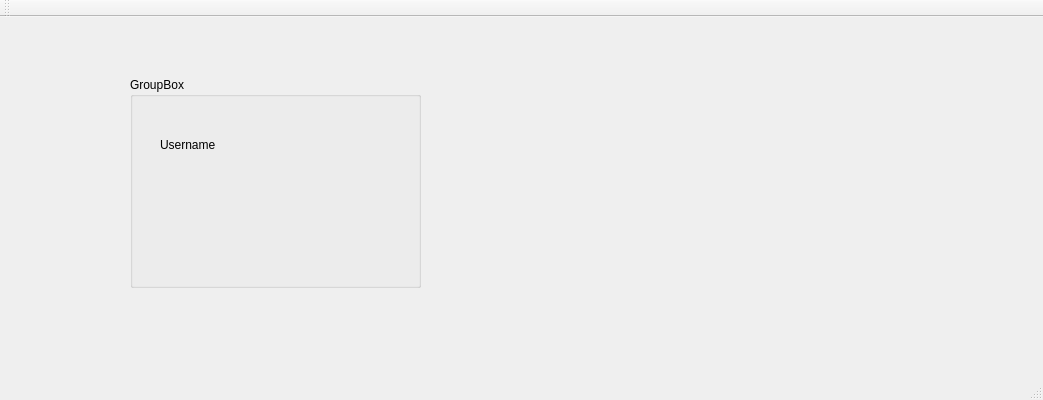
The window that Scribble/Scribble/Login.ui (PopescuFilip/Scribble) describes before a commit, drawn with Qt 5.
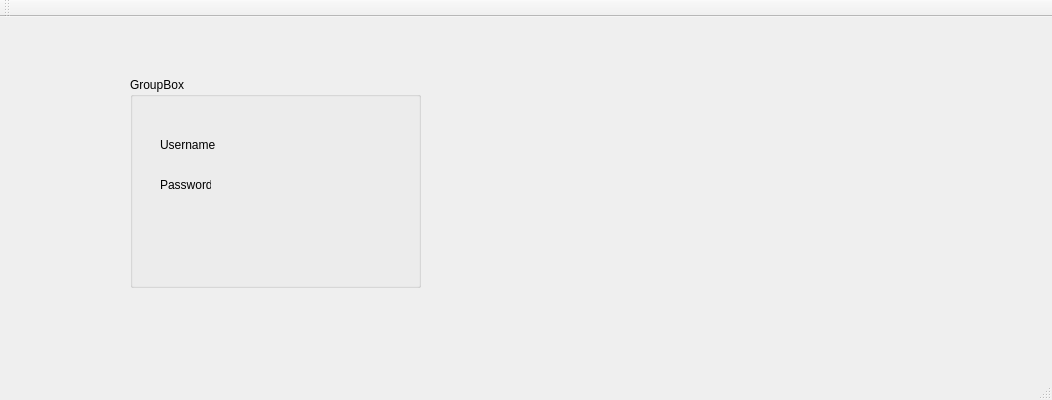
The same window after the commit.

Commit message: Added login lable

What changed in the file:
```diff
--- a/Scribble/Scribble/Login.ui
+++ b/Scribble/Scribble/Login.ui
@@ -6,7 +6,7 @@
    <rect>
     <x>0</x>
     <y>0</y>
-    <width>1043</width>
+    <width>1052</width>
     <height>400</height>
    </rect>
   </property>
@@ -39,6 +39,19 @@
       <string>Username</string>
      </property>
     </widget>
+    <widget class="QLabel" name="label_2">
+     <property name="geometry">
+      <rect>
+       <x>30</x>
+       <y>100</y>
+       <width>51</width>
+       <height>16</height>
+      </rect>
+     </property>
+     <property name="text">
+      <string>Password</string>
+     </property>
+    </widget>
    </widget>
   </widget>
   <widget class="QMenuBar" name="menuBar">
```
Left out of the diff: 2 changed lines with no effect on the pictures.
